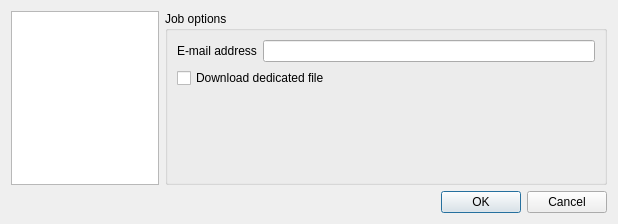
Qt form gui/jobdialog.ui (SINTEF/Geomaker) before a commit.
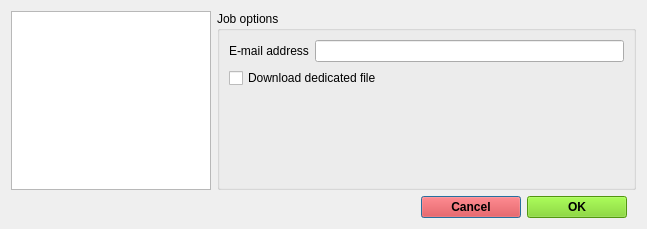
The same form after that commit. Icons and pictures are not drawn. Custom widgets are drawn as their Qt base class.

Commit message: Redesign job dialog to conform with export dialog

```diff
--- a/gui/jobdialog.ui
+++ b/gui/jobdialog.ui
@@ -6,14 +6,30 @@
    <rect>
     <x>0</x>
     <y>0</y>
-    <width>618</width>
-    <height>224</height>
+    <width>647</width>
+    <height>229</height>
    </rect>
   </property>
   <property name="windowTitle">
    <string>Start new job</string>
   </property>
   <layout class="QGridLayout" name="gridLayout">
+   <item row="0" column="0">
+    <widget class="QSelectedListView" name="projectlist">
+     <property name="sizePolicy">
+      <sizepolicy hsizetype="Expanding" vsizetype="Expanding">
+       <horstretch>1</horstretch>
+       <verstretch>0</verstretch>
+      </sizepolicy>
+     </property>
+     <property name="minimumSize">
+      <size>
+       <width>200</width>
+       <height>0</height>
+      </size>
+     </property>
+    </widget>
+   </item>
    <item row="0" column="1">
     <widget class="QGroupBox" name="groupBox">
      <property name="sizePolicy">
@@ -60,23 +76,926 @@
     </widget>
    </item>
    <item row="1" column="0" colspan="2">
-    <widget class="QDialogButtonBox" name="buttonBox">
-     <property name="orientation">
-      <enum>Qt::Horizontal</enum>
+    <widget class="QWidget" name="widget_2" native="true">
+     <property name="minimumSize">
+      <size>
+       <width>0</width>
+       <height>0</height>
+      </size>
      </property>
-     <property name="standardButtons">
-      <set>QDialogButtonBox::Cancel|QDialogButtonBox::Ok</set>
-     </property>
-    </widget>
-   </item>
-   <item row="0" column="0">
-    <widget class="QSelectedListView" name="projectlist">
-     <property name="sizePolicy">
-      <sizepolicy hsizetype="Expanding" vsizetype="Expanding">
-       <horstretch>1</horstretch>
-       <verstretch>0</verstretch>
-      </sizepolicy>
-     </property>
+     <layout class="QHBoxLayout" name="horizontalLayout">
+      <property name="topMargin">
+       <number>0</number>
+      </property>
+      <property name="bottomMargin">
+       <number>0</number>
+      </property>
+      <item>
+       <widget class="QWidget" name="widget_3" native="true"/>
+      </item>
+      <item>
+       <widget class="QPushButton" name="cancelbtn">
+        <property name="sizePolicy">
+         <sizepolicy hsizetype="Fixed" vsizetype="Fixed">
+          <horstretch>0</horstretch>
+          <verstretch>0</verstretch>
+         </sizepolicy>
+        </property>
+        <property name="minimumSize">
+         <size>
+          <width>100</width>
+          <height>0</height>
+         </size>
+        </property>
+        <property name="palette">
+         <palette>
+          <active>
+           <colorrole role="WindowText">
+            <brush brushstyle="SolidPattern">
+             <color alpha="255">
+              <red>0</red>
+              <green>0</green>
+              <blue>0</blue>
+             </color>
+            </brush>
+           </colorrole>
+           <colorrole role="Button">
+            <brush brushstyle="SolidPattern">
+             <color alpha="255">
+              <red>239</red>
+              <green>41</green>
+              <blue>41</blue>
+             </color>
+            </brush>
+           </colorrole>
+           <colorrole role="Light">
+            <brush brushstyle="SolidPattern">
+             <color alpha="255">
+              <red>255</red>
+              <green>147</green>
+              <blue>147</blue>
+             </color>
+            </brush>
+           </colorrole>
+           <colorrole role="Midlight">
+            <brush brushstyle="SolidPattern">
+             <color alpha="255">
+              <red>247</red>
+              <green>94</green>
+              <blue>94</blue>
+             </color>
+            </brush>
+           </colorrole>
+           <colorrole role="Dark">
+            <brush brushstyle="SolidPattern">
+             <color alpha="255">
+              <red>119</red>
+              <green>20</green>
+              <blue>20</blue>
+             </color>
+            </brush>
+           </colorrole>
+           <colorrole role="Mid">
+            <brush brushstyle="SolidPattern">
+             <color alpha="255">
+              <red>159</red>
+              <green>27</green>
+              <blue>27</blue>
+             </color>
+            </brush>
+           </colorrole>
+           <colorrole role="Text">
+            <brush brushstyle="SolidPattern">
+             <color alpha="255">
+              <red>0</red>
+              <green>0</green>
+              <blue>0</blue>
+             </color>
+            </brush>
+           </colorrole>
+           <colorrole role="BrightText">
+            <brush brushstyle="SolidPattern">
+             <color alpha="255">
+              <red>255</red>
+              <green>255</green>
+              <blue>255</blue>
+             </color>
+            </brush>
+           </colorrole>
+           <colorrole role="ButtonText">
+            <brush brushstyle="SolidPattern">
+             <color alpha="255">
+              <red>0</red>
+              <green>0</green>
+              <blue>0</blue>
+             </color>
+            </brush>
+           </colorrole>
+           <colorrole role="Base">
+            <brush brushstyle="SolidPattern">
+             <color alpha="255">
+              <red>255</red>
+              <green>255</green>
+              <blue>255</blue>
+             </color>
+            </brush>
+           </colorrole>
+           <colorrole role="Window">
+            <brush brushstyle="SolidPattern">
+             <color alpha="255">
+              <red>239</red>
+              <green>41</green>
+              <blue>41</blue>
+             </color>
+            </brush>
+           </colorrole>
+           <colorrole role="Shadow">
+            <brush brushstyle="SolidPattern">
+             <color alpha="255">
+              <red>0</red>
+              <green>0</green>
+              <blue>0</blue>
+             </color>
+            </brush>
+           </colorrole>
+           <colorrole role="AlternateBase">
+            <brush brushstyle="SolidPattern">
+             <color alpha="255">
+              <red>247</red>
+              <green>148</green>
+              <blue>148</blue>
+             </color>
+            </brush>
+           </colorrole>
+           <colorrole role="ToolTipBase">
+            <brush brushstyle="SolidPattern">
+             <color alpha="255">
+              <red>255</red>
+              <green>255</green>
+              <blue>220</blue>
+             </color>
+            </brush>
+           </colorrole>
+           <colorrole role="ToolTipText">
+            <brush brushstyle="SolidPattern">
+             <color alpha="255">
+              <red>0</red>
+              <green>0</green>
+              <blue>0</blue>
+             </color>
+            </brush>
+           </colorrole>
+          </active>
+          <inactive>
+           <colorrole role="WindowText">
+            <brush brushstyle="SolidPattern">
+             <color alpha="255">
+              <red>0</red>
+              <green>0</green>
+              <blue>0</blue>
+             </color>
+            </brush>
+           </colorrole>
+           <colorrole role="Button">
+            <brush brushstyle="SolidPattern">
+             <color alpha="255">
+              <red>239</red>
+              <green>41</green>
+              <blue>41</blue>
+             </color>
+            </brush>
+           </colorrole>
+           <colorrole role="Light">
+            <brush brushstyle="SolidPattern">
+             <color alpha="255">
+              <red>255</red>
+              <green>147</green>
+              <blue>147</blue>
+             </color>
+            </brush>
+           </colorrole>
+           <colorrole role="Midlight">
+            <brush brushstyle="SolidPattern">
+             <color alpha="255">
+              <red>247</red>
+              <green>94</green>
+              <blue>94</blue>
+             </color>
+            </brush>
+           </colorrole>
+           <colorrole role="Dark">
+            <brush brushstyle="SolidPattern">
+             <color alpha="255">
+              <red>119</red>
+              <green>20</green>
+              <blue>20</blue>
+             </color>
+            </brush>
+           </colorrole>
+           <colorrole role="Mid">
+            <brush brushstyle="SolidPattern">
+             <color alpha="255">
+              <red>159</red>
+              <green>27</green>
+              <blue>27</blue>
+             </color>
+            </brush>
+           </colorrole>
+           <colorrole role="Text">
+            <brush brushstyle="SolidPattern">
+             <color alpha="255">
+              <red>0</red>
+              <green>0</green>
+              <blue>0</blue>
+             </color>
+            </brush>
+           </colorrole>
+           <colorrole role="BrightText">
+            <brush brushstyle="SolidPattern">
+             <color alpha="255">
+              <red>255</red>
+              <green>255</green>
+              <blue>255</blue>
+             </color>
+            </brush>
+           </colorrole>
+           <colorrole role="ButtonText">
+            <brush brushstyle="SolidPattern">
+             <color alpha="255">
+              <red>0</red>
+              <green>0</green>
+              <blue>0</blue>
+             </color>
+            </brush>
+           </colorrole>
+           <colorrole role="Base">
+            <brush brushstyle="SolidPattern">
+             <color alpha="255">
+              <red>255</red>
+              <green>255</green>
+              <blue>255</blue>
+             </color>
+            </brush>
+           </colorrole>
+           <colorrole role="Window">
+            <brush brushstyle="SolidPattern">
+             <color alpha="255">
+              <red>239</red>
+              <green>41</green>
+              <blue>41</blue>
+             </color>
+            </brush>
+           </colorrole>
+           <colorrole role="Shadow">
+            <brush brushstyle="SolidPattern">
+             <color alpha="255">
+              <red>0</red>
+              <green>0</green>
+              <blue>0</blue>
+             </color>
+            </brush>
+           </colorrole>
+           <colorrole role="AlternateBase">
+            <brush brushstyle="SolidPattern">
+             <color alpha="255">
+              <red>247</red>
+              <green>148</green>
+              <blue>148</blue>
+             </color>
+            </brush>
+           </colorrole>
+           <colorrole role="ToolTipBase">
+            <brush brushstyle="SolidPattern">
+             <color alpha="255">
+              <red>255</red>
+              <green>255</green>
+              <blue>220</blue>
+             </color>
+            </brush>
+           </colorrole>
+           <colorrole role="ToolTipText">
+            <brush brushstyle="SolidPattern">
+             <color alpha="255">
+              <red>0</red>
+              <green>0</green>
+              <blue>0</blue>
+             </color>
+            </brush>
+           </colorrole>
+          </inactive>
+          <disabled>
+           <colorrole role="WindowText">
+            <brush brushstyle="SolidPattern">
+             <color alpha="255">
+              <red>119</red>
+              <green>20</green>
+              <blue>20</blue>
+             </color>
+            </brush>
+           </colorrole>
+           <colorrole role="Button">
+            <brush brushstyle="SolidPattern">
+             <color alpha="255">
+              <red>239</red>
+              <green>41</green>
+              <blue>41</blue>
+             </color>
+            </brush>
+           </colorrole>
+           <colorrole role="Light">
+            <brush brushstyle="SolidPattern">
+             <color alpha="255">
+              <red>255</red>
+              <green>147</green>
+              <blue>147</blue>
+             </color>
+            </brush>
+           </colorrole>
+           <colorrole role="Midlight">
+            <brush brushstyle="SolidPattern">
+             <color alpha="255">
+              <red>247</red>
+              <green>94</green>
+              <blue>94</blue>
+             </color>
+            </brush>
+           </colorrole>
+           <colorrole role="Dark">
+            <brush brushstyle="SolidPattern">
+             <color alpha="255">
+              <red>119</red>
+              <green>20</green>
+              <blue>20</blue>
+             </color>
+            </brush>
+           </colorrole>
+           <colorrole role="Mid">
+            <brush brushstyle="SolidPattern">
+             <color alpha="255">
+              <red>159</red>
+              <green>27</green>
+              <blue>27</blue>
+             </color>
+            </brush>
+           </colorrole>
+           <colorrole role="Text">
+            <brush brushstyle="SolidPattern">
+             <color alpha="255">
+              <red>119</red>
+              <green>20</green>
+              <blue>20</blue>
+             </color>
+            </brush>
+           </colorrole>
+           <colorrole role="BrightText">
+            <brush brushstyle="SolidPattern">
+             <color alpha="255">
+              <red>255</red>
+              <green>255</green>
+              <blue>255</blue>
+             </color>
+            </brush>
+           </colorrole>
+           <colorrole role="ButtonText">
+            <brush brushstyle="SolidPattern">
+             <color alpha="255">
+              <red>119</red>
+              <green>20</green>
+              <blue>20</blue>
+             </color>
+            </brush>
+           </colorrole>
+           <colorrole role="Base">
+            <brush brushstyle="SolidPattern">
+             <color alpha="255">
+              <red>239</red>
+              <green>41</green>
+              <blue>41</blue>
+             </color>
+            </brush>
+           </colorrole>
+           <colorrole role="Window">
+            <brush brushstyle="SolidPattern">
+             <color alpha="255">
+              <red>239</red>
+              <green>41</green>
+              <blue>41</blue>
+             </color>
+            </brush>
+           </colorrole>
+           <colorrole role="Shadow">
+            <brush brushstyle="SolidPattern">
+             <color alpha="255">
+              <red>0</red>
+              <green>0</green>
+              <blue>0</blue>
+             </color>
+            </brush>
+           </colorrole>
+           <colorrole role="AlternateBase">
+            <brush brushstyle="SolidPattern">
+             <color alpha="255">
+              <red>239</red>
+              <green>41</green>
+              <blue>41</blue>
+             </color>
+            </brush>
+           </colorrole>
+           <colorrole role="ToolTipBase">
+            <brush brushstyle="SolidPattern">
+             <color alpha="255">
+              <red>255</red>
+              <green>255</green>
+              <blue>220</blue>
+             </color>
+            </brush>
+           </colorrole>
+           <colorrole role="ToolTipText">
+            <brush brushstyle="SolidPattern">
+             <color alpha="255">
+              <red>0</red>
+              <green>0</green>
+              <blue>0</blue>
+             </color>
+            </brush>
+           </colorrole>
+          </disabled>
+         </palette>
+        </property>
+        <property name="font">
+         <font>
+          <weight>75</weight>
+          <bold>true</bold>
+         </font>
+        </property>
+        <property name="styleSheet">
+         <string notr="true">padding: .5em;</string>
+        </property>
+        <property name="text">
+         <string>Cancel</string>
+        </property>
+        <property name="icon">
+         <iconset>
+          <normalon>:/icons/cancel.png</normalon>
+         </iconset>
+        </property>
+        <property name="shortcut">
+         <string>Esc</string>
+        </property>
+       </widget>
+      </item>
+      <item>
+       <widget class="QPushButton" name="okbtn">
+        <property name="sizePolicy">
+         <sizepolicy hsizetype="Fixed" vsizetype="Fixed">
+          <horstretch>0</horstretch>
+          <verstretch>0</verstretch>
+         </sizepolicy>
+        </property>
+        <property name="minimumSize">
+         <size>
+          <width>100</width>
+          <height>0</height>
+         </size>
+        </property>
+        <property name="palette">
+         <palette>
+          <active>
+           <colorrole role="WindowText">
+            <brush brushstyle="SolidPattern">
+             <color alpha="255">
+              <red>0</red>
+              <green>0</green>
+              <blue>0</blue>
+             </color>
+            </brush>
+           </colorrole>
+           <colorrole role="Button">
+            <brush brushstyle="SolidPattern">
+             <color alpha="255">
+              <red>115</red>
+              <green>210</green>
+              <blue>22</blue>
+             </color>
+            </brush>
+           </colorrole>
+           <colorrole role="Light">
+            <brush brushstyle="SolidPattern">
+             <color alpha="255">
+              <red>170</red>
+              <green>255</green>
+              <blue>87</blue>
+             </color>
+            </brush>
+           </colorrole>
+           <colorrole role="Midlight">
+            <brush brushstyle="SolidPattern">
+             <color alpha="255">
+              <red>142</red>
+              <green>232</green>
+              <blue>54</blue>
+             </color>
+            </brush>
+           </colorrole>
+           <colorrole role="Dark">
+            <brush brushstyle="SolidPattern">
+             <color alpha="255">
+              <red>57</red>
+              <green>105</green>
+              <blue>11</blue>
+             </color>
+            </brush>
+           </colorrole>
+           <colorrole role="Mid">
+            <brush brushstyle="SolidPattern">
+             <color alpha="255">
+              <red>76</red>
+              <green>140</green>
+              <blue>14</blue>
+             </color>
+            </brush>
+           </colorrole>
+           <colorrole role="Text">
+            <brush brushstyle="SolidPattern">
+             <color alpha="255">
+              <red>0</red>
+              <green>0</green>
+              <blue>0</blue>
+             </color>
+            </brush>
+           </colorrole>
+           <colorrole role="BrightText">
+            <brush brushstyle="SolidPattern">
+             <color alpha="255">
+              <red>255</red>
+              <green>255</green>
+              <blue>255</blue>
+             </color>
+            </brush>
+           </colorrole>
+           <colorrole role="ButtonText">
+            <brush brushstyle="SolidPattern">
+             <color alpha="255">
+              <red>0</red>
+              <green>0</green>
+              <blue>0</blue>
+             </color>
+            </brush>
+           </colorrole>
+           <colorrole role="Base">
+            <brush brushstyle="SolidPattern">
+             <color alpha="255">
+              <red>255</red>
+              <green>255</green>
+              <blue>255</blue>
+             </color>
+            </brush>
+           </colorrole>
+           <colorrole role="Window">
+            <brush brushstyle="SolidPattern">
+             <color alpha="255">
+              <red>115</red>
+              <green>210</green>
+              <blue>22</blue>
+             </color>
+            </brush>
+           </colorrole>
+           <colorrole role="Shadow">
+            <brush brushstyle="SolidPattern">
+             <color alpha="255">
+              <red>0</red>
+              <green>0</green>
+              <blue>0</blue>
+             </color>
+            </brush>
+           </colorrole>
+           <colorrole role="AlternateBase">
+            <brush brushstyle="SolidPattern">
+             <color alpha="255">
+              <red>185</red>
+              <green>232</green>
+              <blue>138</blue>
+             </color>
+            </brush>
+           </colorrole>
+           <colorrole role="ToolTipBase">
+            <brush brushstyle="SolidPattern">
+             <color alpha="255">
+              <red>255</red>
+              <green>255</green>
+              <blue>220</blue>
+             </color>
+            </brush>
+           </colorrole>
+           <colorrole role="ToolTipText">
+            <brush brushstyle="SolidPattern">
+             <color alpha="255">
+              <red>0</red>
+              <green>0</green>
+              <blue>0</blue>
+             </color>
+            </brush>
+           </colorrole>
+          </active>
+          <inactive>
+           <colorrole role="WindowText">
+            <brush brushstyle="SolidPattern">
+             <color alpha="255">
+              <red>0</red>
+              <green>0</green>
+              <blue>0</blue>
+             </color>
+            </brush>
+           </colorrole>
+           <colorrole role="Button">
+            <brush brushstyle="SolidPattern">
+             <color alpha="255">
+              <red>115</red>
+              <green>210</green>
+              <blue>22</blue>
+             </color>
+            </brush>
+           </colorrole>
+           <colorrole role="Light">
+            <brush brushstyle="SolidPattern">
+             <color alpha="255">
+              <red>170</red>
+              <green>255</green>
+              <blue>87</blue>
+             </color>
+            </brush>
+           </colorrole>
+           <colorrole role="Midlight">
+            <brush brushstyle="SolidPattern">
+             <color alpha="255">
+              <red>142</red>
+              <green>232</green>
+              <blue>54</blue>
+             </color>
+            </brush>
+           </colorrole>
+           <colorrole role="Dark">
+            <brush brushstyle="SolidPattern">
+             <color alpha="255">
+              <red>57</red>
+              <green>105</green>
+              <blue>11</blue>
+             </color>
+            </brush>
+           </colorrole>
+           <colorrole role="Mid">
+            <brush brushstyle="SolidPattern">
+             <color alpha="255">
+              <red>76</red>
+              <green>140</green>
+              <blue>14</blue>
+             </color>
+            </brush>
+           </colorrole>
+           <colorrole role="Text">
+            <brush brushstyle="SolidPattern">
+             <color alpha="255">
+              <red>0</red>
+              <green>0</green>
+              <blue>0</blue>
+             </color>
+            </brush>
+           </colorrole>
+           <colorrole role="BrightText">
+            <brush brushstyle="SolidPattern">
+             <color alpha="255">
+              <red>255</red>
+              <green>255</green>
+              <blue>255</blue>
+             </color>
+            </brush>
+           </colorrole>
+           <colorrole role="ButtonText">
+            <brush brushstyle="SolidPattern">
+             <color alpha="255">
+              <red>0</red>
+              <green>0</green>
+              <blue>0</blue>
+             </color>
+            </brush>
+           </colorrole>
+           <colorrole role="Base">
+            <brush brushstyle="SolidPattern">
+             <color alpha="255">
+              <red>255</red>
+              <green>255</green>
+              <blue>255</blue>
+             </color>
+            </brush>
+           </colorrole>
+           <colorrole role="Window">
+            <brush brushstyle="SolidPattern">
+             <color alpha="255">
+              <red>115</red>
+              <green>210</green>
+              <blue>22</blue>
+             </color>
+            </brush>
+           </colorrole>
+           <colorrole role="Shadow">
+            <brush brushstyle="SolidPattern">
+             <color alpha="255">
+              <red>0</red>
+              <green>0</green>
+              <blue>0</blue>
+             </color>
+            </brush>
+           </colorrole>
+           <colorrole role="AlternateBase">
+            <brush brushstyle="SolidPattern">
+             <color alpha="255">
+              <red>185</red>
+              <green>232</green>
+              <blue>138</blue>
+             </color>
+            </brush>
+           </colorrole>
+           <colorrole role="ToolTipBase">
+            <brush brushstyle="SolidPattern">
+             <color alpha="255">
+              <red>255</red>
+              <green>255</green>
+              <blue>220</blue>
+             </color>
+            </brush>
+           </colorrole>
+           <colorrole role="ToolTipText">
+            <brush brushstyle="SolidPattern">
+             <color alpha="255">
+              <red>0</red>
+              <green>0</green>
+              <blue>0</blue>
+             </color>
+            </brush>
+           </colorrole>
+          </inactive>
+          <disabled>
+           <colorrole role="WindowText">
+            <brush brushstyle="SolidPattern">
+             <color alpha="255">
+              <red>57</red>
+              <green>105</green>
+              <blue>11</blue>
+             </color>
+            </brush>
+           </colorrole>
+           <colorrole role="Button">
+            <brush brushstyle="SolidPattern">
+             <color alpha="255">
+              <red>115</red>
+              <green>210</green>
+              <blue>22</blue>
+             </color>
+            </brush>
+           </colorrole>
+           <colorrole role="Light">
+            <brush brushstyle="SolidPattern">
+             <color alpha="255">
+              <red>170</red>
+              <green>255</green>
+              <blue>87</blue>
+             </color>
+            </brush>
+           </colorrole>
+           <colorrole role="Midlight">
+            <brush brushstyle="SolidPattern">
+             <color alpha="255">
+              <red>142</red>
+              <green>232</green>
+              <blue>54</blue>
+             </color>
+            </brush>
+           </colorrole>
+           <colorrole role="Dark">
+            <brush brushstyle="SolidPattern">
+             <color alpha="255">
+              <red>57</red>
+              <green>105</green>
+              <blue>11</blue>
+             </color>
+            </brush>
+           </colorrole>
+           <colorrole role="Mid">
+            <brush brushstyle="SolidPattern">
+             <color alpha="255">
+              <red>76</red>
+              <green>140</green>
+              <blue>14</blue>
+             </color>
+            </brush>
+           </colorrole>
+           <colorrole role="Text">
+            <brush brushstyle="SolidPattern">
+             <color alpha="255">
+              <red>57</red>
+              <green>105</green>
+              <blue>11</blue>
+             </color>
+            </brush>
+           </colorrole>
+           <colorrole role="BrightText">
+            <brush brushstyle="SolidPattern">
+             <color alpha="255">
+              <red>255</red>
+              <green>255</green>
+              <blue>255</blue>
+             </color>
+            </brush>
+           </colorrole>
+           <colorrole role="ButtonText">
+            <brush brushstyle="SolidPattern">
+             <color alpha="255">
+              <red>57</red>
+              <green>105</green>
+              <blue>11</blue>
+             </color>
+            </brush>
+           </colorrole>
+           <colorrole role="Base">
+            <brush brushstyle="SolidPattern">
+             <color alpha="255">
+              <red>115</red>
+              <green>210</green>
+              <blue>22</blue>
+             </color>
+            </brush>
+           </colorrole>
+           <colorrole role="Window">
+            <brush brushstyle="SolidPattern">
+             <color alpha="255">
+              <red>115</red>
+              <green>210</green>
+              <blue>22</blue>
+             </color>
+            </brush>
+           </colorrole>
+           <colorrole role="Shadow">
+            <brush brushstyle="SolidPattern">
+             <color alpha="255">
+              <red>0</red>
+              <green>0</green>
+              <blue>0</blue>
+             </color>
+            </brush>
+           </colorrole>
+           <colorrole role="AlternateBase">
+            <brush brushstyle="SolidPattern">
+             <color alpha="255">
+              <red>115</red>
+              <green>210</green>
+              <blue>22</blue>
+             </color>
+            </brush>
+           </colorrole>
+           <colorrole role="ToolTipBase">
+            <brush brushstyle="SolidPattern">
+             <color alpha="255">
+              <red>255</red>
+              <green>255</green>
+              <blue>220</blue>
+             </color>
+            </brush>
+           </colorrole>
+           <colorrole role="ToolTipText">
+            <brush brushstyle="SolidPattern">
+             <color alpha="255">
+              <red>0</red>
+              <green>0</green>
+              <blue>0</blue>
+             </color>
+            </brush>
+           </colorrole>
+          </disabled>
+         </palette>
+        </property>
+        <property name="font">
+         <font>
+          <weight>75</weight>
+          <bold>true</bold>
+         </font>
+        </property>
+        <property name="styleSheet">
+         <string notr="true">padding: .5em;</string>
+        </property>
+        <property name="text">
+         <string>OK</string>
+        </property>
+        <property name="icon">
+         <iconset>
+          <normalon>:/icons/ok.png</normalon>
+         </iconset>
+        </property>
+        <property name="shortcut">
+         <string>Ctrl+Return</string>
+        </property>
+       </widget>
+      </item>
+     </layout>
     </widget>
    </item>
   </layout>
```
Left out of the diff: 46 changed lines with no effect on the pictures. The commit also changes 2 other files.
